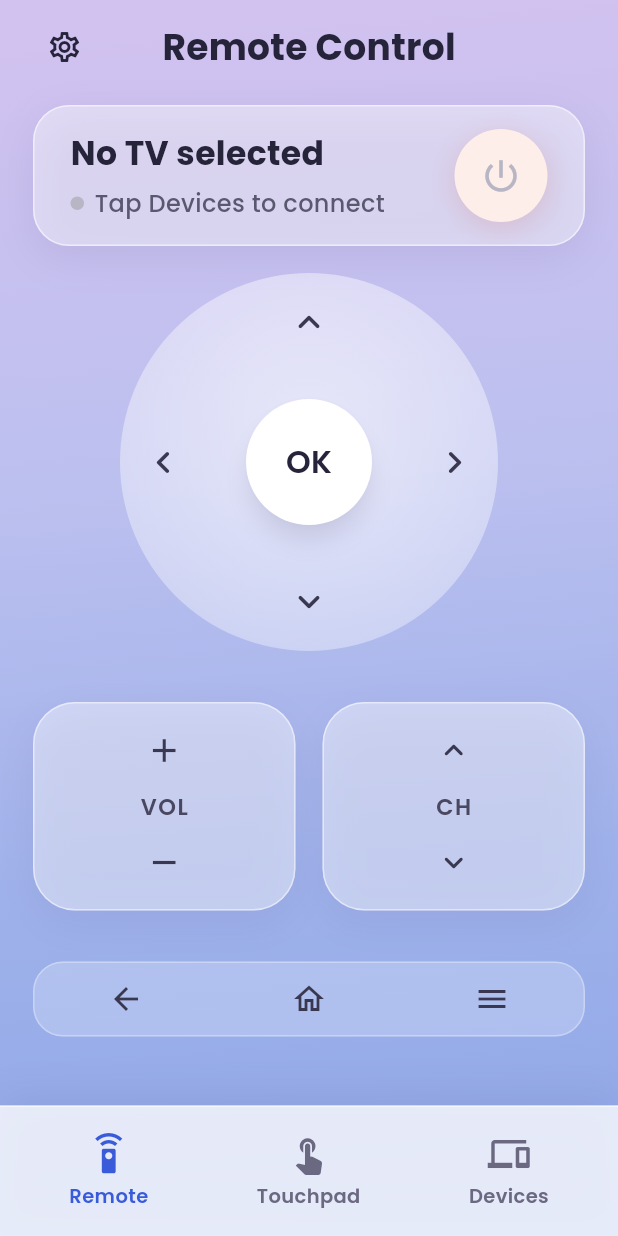
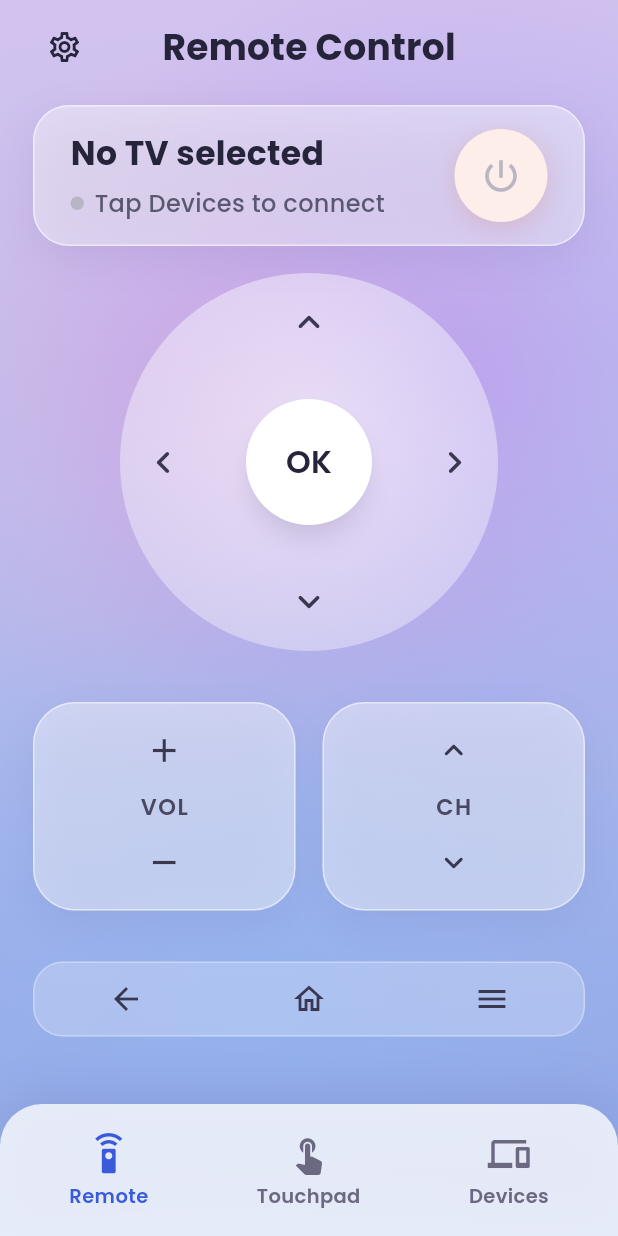
Before and after one commit to Quahhar/RemoteApp, a Flutter app: the screen it shows after launch, on a phone screen of 412 x 824 dp. Run offline on Flutter 3.47's test engine with Material 3 defaults, Android fonts, the phone set to English and light mode, and no system bars; our stand-ins replace basic_utils, flutter_riverpod, google_fonts, shared_preferences; missing offline and left inert: asn1lib, pointycastle.

Commit message:
Design polish: haptics toggle, lava-lamp background, modern synced nav bar
3a Haptics: on by default, gated by a persisted hapticsEnabled pref at every
   call site (remote keys, touchpad click, send-to-TV); toggle in Settings.
3b Animated background: AppBackground paints the gradient with slowly drifting
   soft blobs (lava lamp) by default; Settings switch reverts to static. The
   ticker only runs while enabled.
3c Nav bar: rounded top-left/right corners + softer shadow (less 'old school');
   edge-to-edge with transparent system status/navigation bars so the phone's
   bars blend with the app (dark icons for the light theme).
- New preferences_provider (persisted bool prefs) + Settings 'Preferences'
  section with both switches.
- Tests: preferences default-on + persistence (67 pass); analyze clean.

Co-Authored-By: Claude Opus 4.8 <noreply@anthropic.com>

```diff
--- a/lib/main.dart
+++ b/lib/main.dart
@@ -1,14 +1,28 @@
 import 'package:flutter/material.dart';
+import 'package:flutter/services.dart';
 import 'package:flutter_riverpod/flutter_riverpod.dart';
 import 'package:shared_preferences/shared_preferences.dart';
 
 import 'state/app_providers.dart';
-import 'theme/app_colors.dart';
 import 'theme/app_theme.dart';
 import 'ui/home_shell.dart';
+import 'ui/widgets/lava_lamp_background.dart';
 
 Future<void> main() async {
   WidgetsFlutterBinding.ensureInitialized();
+  // Draw behind the system bars and make them transparent so the app's
+  // background + frosted nav bar blend with the phone's status/navigation bars.
+  await SystemChrome.setEnabledSystemUIMode(SystemUiMode.edgeToEdge);
+  SystemChrome.setSystemUIOverlayStyle(
+    const SystemUiOverlayStyle(
+      statusBarColor: Colors.transparent,
+      statusBarIconBrightness: Brightness.dark,
+      statusBarBrightness: Brightness.light,
+      systemNavigationBarColor: Colors.transparent,
+      systemNavigationBarIconBrightness: Brightness.dark,
+      systemNavigationBarContrastEnforced: false,
+    ),
+  );
   final prefs = await SharedPreferences.getInstance();
   runApp(
     ProviderScope(
@@ -27,12 +41,9 @@ class RemoteApp extends StatelessWidget {
       title: 'Remote',
       debugShowCheckedModeBanner: false,
       theme: AppTheme.light,
-      // Paint the gradient behind every route so transparent scaffolds, dialogs,
-      // and the Settings page all share the mockup background.
-      builder: (context, child) => DecoratedBox(
-        decoration: const BoxDecoration(gradient: AppColors.backgroundGradient),
-        child: child,
-      ),
+      // The animated (or static) background sits behind every route.
+      builder: (context, child) =>
+          AppBackground(child: child ?? const SizedBox.shrink()),
       home: const HomeShell(),
     );
   }
--- a/lib/ui/home_shell.dart
+++ b/lib/ui/home_shell.dart
@@ -99,17 +99,17 @@ class _FrostedNavBar extends StatelessWidget {
     return Container(
       decoration: const BoxDecoration(
         color: AppColors.navBar,
-        border: Border(top: BorderSide(color: Color(0x99FFFFFF))),
+        borderRadius: BorderRadius.vertical(top: Radius.circular(28)),
         boxShadow: [
           BoxShadow(
-            color: Color(0x1A463778),
-            blurRadius: 24,
-            offset: Offset(0, -6),
+            color: Color(0x1F463778),
+            blurRadius: 28,
+            offset: Offset(0, -8),
           ),
         ],
       ),
       padding:
-          EdgeInsets.only(top: 12, bottom: 12 + bottomInset, left: 10, right: 10),
+          EdgeInsets.only(top: 14, bottom: 12 + bottomInset, left: 10, right: 10),
       child: Row(
         mainAxisAlignment: MainAxisAlignment.spaceAround,
         children: [
--- a/lib/ui/screens/touchpad_screen.dart
+++ b/lib/ui/screens/touchpad_screen.dart
@@ -5,6 +5,7 @@ import 'package:flutter_riverpod/flutter_riverpod.dart';
 import '../../controllers/remote_controller.dart';
 import '../../models/remote_key.dart';
 import '../../state/active_device_provider.dart';
+import '../../state/preferences_provider.dart';
 import '../../theme/app_colors.dart';
 import '../remote_actions.dart';
 
@@ -79,7 +80,7 @@ class TouchpadScreen extends ConsumerWidget {
       return;
     }
     final messenger = ScaffoldMessenger.of(context);
-    HapticFeedback.selectionClick();
+    if (ref.read(hapticsEnabledProvider)) HapticFeedback.selectionClick();
     try {
       await controller.click();
     } on RemoteException catch (e) {
@@ -243,7 +244,7 @@ class _SendBarState extends ConsumerState<_SendBar> {
     }
     final messenger = ScaffoldMessenger.of(context);
     _controller.clear();
-    HapticFeedback.selectionClick();
+    if (ref.read(hapticsEnabledProvider)) HapticFeedback.selectionClick();
     _queue = _queue.then((_) async {
       try {
         await controller.sendText(text);
--- /dev/null
+++ b/lib/ui/widgets/lava_lamp_background.dart
@@ -0,0 +1,106 @@
+import 'dart:math' as math;
+
+import 'package:flutter/material.dart';
+import 'package:flutter_riverpod/flutter_riverpod.dart';
+
+import '../../state/preferences_provider.dart';
+import '../../theme/app_colors.dart';
+
+/// App-wide background: the static mockup gradient with, by default, a few
+/// large soft blobs drifting slowly like a lava lamp. Users can switch the
+/// motion off in Settings, leaving just the gradient.
+class AppBackground extends ConsumerStatefulWidget {
+  const AppBackground({super.key, required this.child});
+
+  final Widget child;
+
+  @override
+  ConsumerState<AppBackground> createState() => _AppBackgroundState();
+}
+
+class _AppBackgroundState extends ConsumerState<AppBackground>
+    with SingleTickerProviderStateMixin {
+  late final AnimationController _controller = AnimationController(
+    vsync: this,
+    duration: const Duration(seconds: 36),
+  );
+
+  @override
+  void dispose() {
+    _controller.dispose();
+    super.dispose();
+  }
+
+  @override
+  Widget build(BuildContext context) {
+    final animated = ref.watch(animatedBackgroundProvider);
+    // Run the ticker only while motion is enabled.
+    if (animated && !_controller.isAnimating) {
+      _controller.repeat();
+    } else if (!animated && _controller.isAnimating) {
+      _controller.stop();
+    }
+
+    return Stack(
+      children: [
+        const Positioned.fill(
+          child: DecoratedBox(
+            decoration: BoxDecoration(gradient: AppColors.backgroundGradient),
+          ),
+        ),
+        if (animated)
+          Positioned.fill(
+            child: AnimatedBuilder(
+              animation: _controller,
+              builder: (_, _) => CustomPaint(
+                painter: _LavaPainter(_controller.value),
+              ),
+            ),
+          ),
+        widget.child,
+      ],
+    );
+  }
+}
+
+class _Blob {
+  const _Blob(this.color, this.baseX, this.baseY, this.phase, this.radius);
+  final Color color;
+  final double baseX;
+  final double baseY;
+  final double phase;
+  final double radius; // fraction of shortest side
+}
+
+class _LavaPainter extends CustomPainter {
+  _LavaPainter(this.t);
+
+  final double t; // 0..1
+
+  static const List<_Blob> _blobs = [
+    _Blob(Color(0xFFE39BD3), 0.25, 0.28, 0.00, 0.62),
+    _Blob(Color(0xFFB18CF0), 0.78, 0.42, 0.34, 0.70),
+    _Blob(Color(0xFF8FB6F2), 0.50, 0.82, 0.67, 0.66),
+  ];
+
+  @override
+  void paint(Canvas canvas, Size size) {
+    for (final blob in _blobs) {
+      final angle = 2 * math.pi * (t + blob.phase);
+      final cx = (blob.baseX + 0.12 * math.sin(angle)) * size.width;
+      final cy = (blob.baseY + 0.12 * math.cos(angle * 0.8)) * size.height;
+      final radius = blob.radius * size.shortestSide;
+      final paint = Paint()
+        ..shader = RadialGradient(
+          colors: [
+            blob.color.withValues(alpha: 0.45),
+            blob.color.withValues(alpha: 0.0),
+          ],
+        ).createShader(Rect.fromCircle(center: Offset(cx, cy), radius: radius));
+      canvas.drawCircle(Offset(cx, cy), radius, paint);
+    }
+  }
+
+  @override
+  bool shouldRepaint(_LavaPainter oldDelegate) => oldDelegate.t != t;
+}
```
Also changed, not shown: lib/state/preferences_provider.dart (added, +41 -0 lines), lib/ui/remote_actions.dart (+7 -1 lines), lib/ui/screens/settings_screen.dart (+19 -0 lines), 1 other file.
